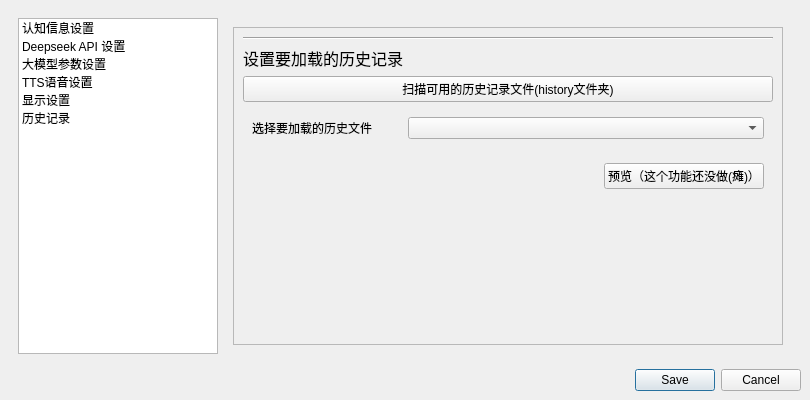
First picture: the form in asset/GUI/xml/setting.ui, repository CodeCCsky/chatWithQing, before the edit.
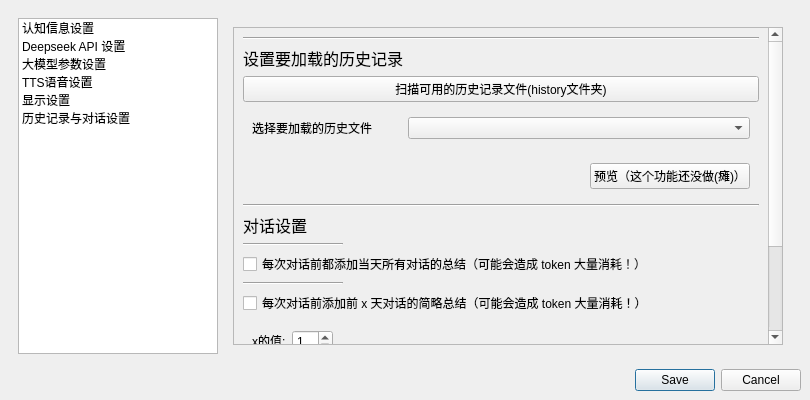
Second picture: the form after the edit. The open tabs and pages were chosen to show the change.

Commit message: 添加设置界面中对话设置部分的界面

Diff of the .ui file:
```diff
--- a/asset/GUI/xml/setting.ui
+++ b/asset/GUI/xml/setting.ui
@@ -71,7 +71,7 @@
          </item>
          <item>
           <property name="text">
-           <string>历史记录</string>
+           <string>历史记录与对话设置</string>
           </property>
          </item>
         </widget>
@@ -844,9 +844,9 @@
               <property name="geometry">
                <rect>
                 <x>0</x>
-                <y>0</y>
-                <width>548</width>
-                <height>315</height>
+                <y>-84</y>
+                <width>531</width>
+                <height>399</height>
                </rect>
               </property>
               <layout class="QVBoxLayout" name="verticalLayout_23">
@@ -922,6 +922,129 @@
                  </layout>
                 </widget>
                </item>
+               <item>
+                <widget class="Line" name="line">
+                 <property name="orientation">
+                  <enum>Qt::Horizontal</enum>
+                 </property>
+                </widget>
+               </item>
+               <item>
+                <widget class="QLabel" name="talkSettingTopLabel">
+                 <property name="text">
+                  <string>&lt;html&gt;&lt;head/&gt;&lt;body&gt;&lt;p&gt;&lt;span style=&quot; font-size:12pt;&quot;&gt;对话设置&lt;/span&gt;&lt;/p&gt;&lt;/body&gt;&lt;/html&gt;</string>
+                 </property>
+                </widget>
+               </item>
+               <item>
+                <widget class="Line" name="line_2">
+                 <property name="maximumSize">
+                  <size>
+                   <width>100</width>
+                   <height>16777215</height>
+                  </size>
+                 </property>
+                 <property name="orientation">
+                  <enum>Qt::Horizontal</enum>
+                 </property>
+                </widget>
+               </item>
+               <item>
+                <widget class="QCheckBox" name="addSameDayHisSummaryCheckBox">
+                 <property name="text">
+                  <string>每次对话前都添加当天所有对话的总结（可能会造成 token 大量消耗！）</string>
+                 </property>
+                </widget>
+               </item>
+               <item>
+                <widget class="Line" name="line_3">
+                 <property name="maximumSize">
+                  <size>
+                   <width>100</width>
+                   <height>16777215</height>
+                  </size>
+                 </property>
+                 <property name="orientation">
+                  <enum>Qt::Horizontal</enum>
+                 </property>
+                </widget>
+               </item>
+               <item>
+                <widget class="QCheckBox" name="addXDayAgoHisSummaryCheckBox">
+                 <property name="text">
+                  <string>每次对话前添加前 x 天对话的简略总结（可能会造成 token 大量消耗！）</string>
+                 </property>
+                </widget>
+               </item>
+               <item>
+                <widget class="QWidget" name="widget" native="true">
+                 <layout class="QHBoxLayout" name="horizontalLayout">
+                  <item>
+                   <widget class="QLabel" name="label_3">
+                    <property name="maximumSize">
+                     <size>
+                      <width>16777215</width>
+                      <height>16777215</height>
+                     </size>
+                    </property>
+                    <property name="text">
+                     <string>&lt;html&gt;&lt;head/&gt;&lt;body&gt;&lt;p&gt;x的值:&lt;/p&gt;&lt;/body&gt;&lt;/html&gt;</string>
+                    </property>
+                   </widget>
+                  </item>
+                  <item>
+                   <widget class="QSpinBox" name="addXDayAgoHisSummarySpinBox">
+                    <property name="minimum">
+                     <number>1</number>
+                    </property>
+                    <property name="maximum">
+                     <number>30</number>
+                    </property>
+                   </widget>
+                  </item>
+                  <item>
+                   <spacer name="horizontalSpacer">
+                    <property name="orientation">
+                     <enum>Qt::Horizontal</enum>
+                    </property>
+                    <property name="sizeHint" stdset="0">
+                     <size>
+                      <width>40</width>
+                      <height>20</height>
+                     </size>
+                    </property>
+                   </spacer>
+                  </item>
+                 </layout>
+                </widget>
+               </item>
+               <item>
+                <widget class="Line" name="line_4">
+                 <property name="maximumSize">
+                  <size>
+                   <width>100</width>
+                   <height>16777215</height>
+                  </size>
+                 </property>
+                 <property name="orientation">
+                  <enum>Qt::Horizontal</enum>
+                 </property>
+                </widget>
+               </item>
+               <item>
+                <widget class="QCheckBox" name="enableRecallCheckBox">
+                 <property name="text">
+                  <string>启用“回想”（功能还没做，勾选了也不会发生什么，先画个饼（））</string>
+                 </property>
+                </widget>
+               </item>
+               <item>
+                <widget class="QLabel" name="label_4">
+                 <property name="text">
+                  <string>注：启用后 AI 会按需调用工具来读取某一天、某一周或某个月的对话总结</string>
+                 </property>
+                </widget>
+               </item>
                <item>
                 <spacer name="verticalSpacer_28">
                  <property name="orientation">
```
Left out of the diff: 19 changed lines with no effect on the pictures. The commit also changes 3 other files.
